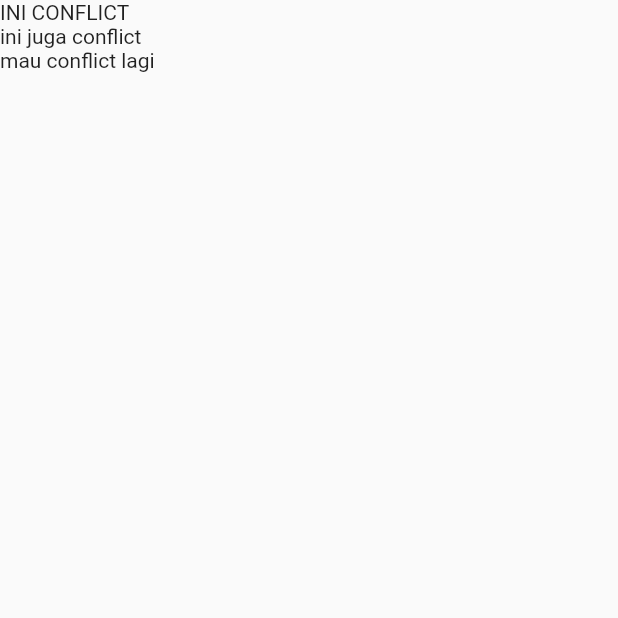
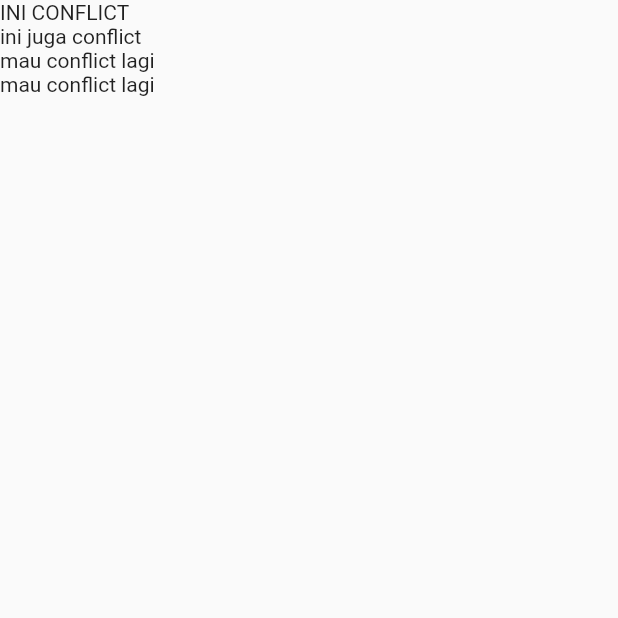
Before and after one commit to mandasalsah/Final-Project, a Flutter app: the HomePage screen opened directly, on a phone screen of 412 x 824 dp, the top half of it. Run offline on Flutter 3.47's test engine with Material 2 defaults, Android fonts, the phone set to English and light mode, and no system bars; our stand-ins replace shared_preferences; accounts and stored records are empty.

Commit message:
commit lag

```diff
--- a/lib/pages/homepage.dart
+++ b/lib/pages/homepage.dart
@@ -19,6 +19,9 @@ class HomePage extends StatelessWidget {
         Container(
           child: Text("mau conflict lagi"),
         ),
+        Container(
+          child: Text("mau conflict lagi"),
+        ),
       ],
     ));
   }
```
